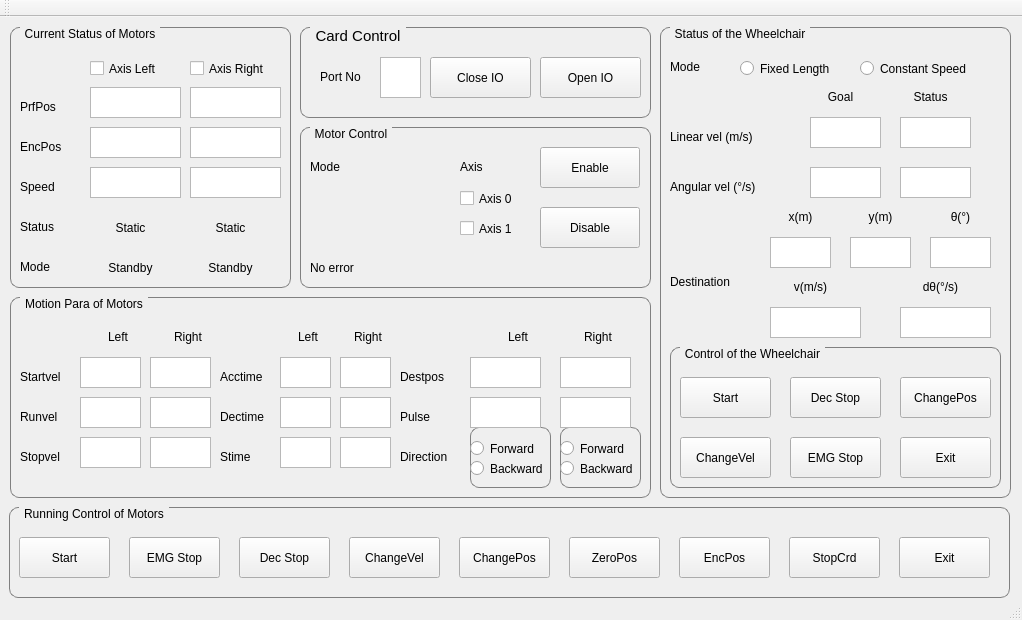
Before: the Qt Designer form mainwindow.ui in christopherouyang/wheelchair_controller, drawn with Qt 5.
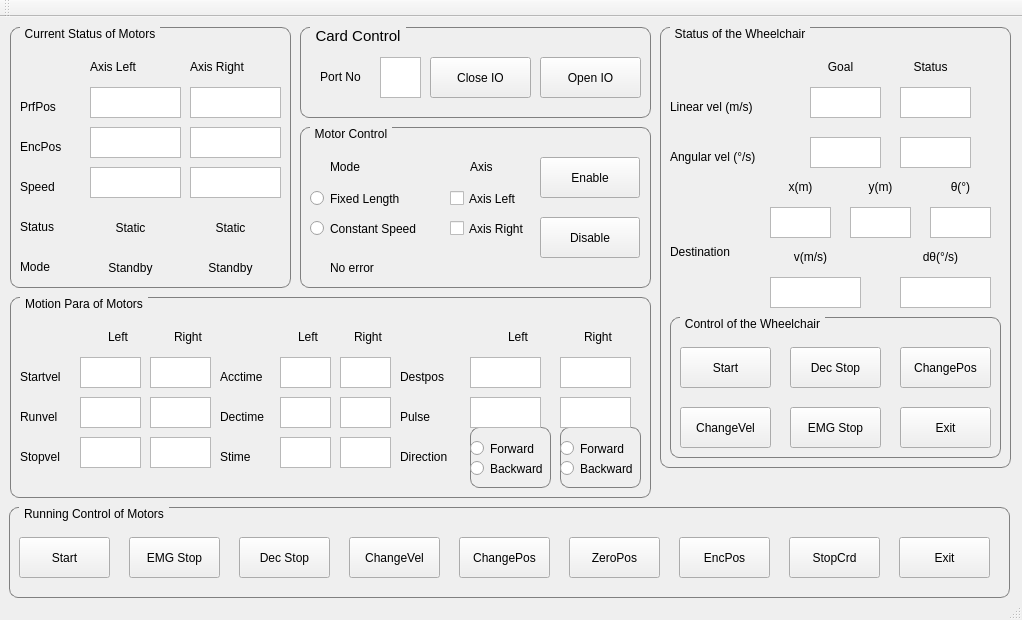
After: the same form once the commit is applied.

What changed in the file:
```diff
--- a/mainwindow.ui
+++ b/mainwindow.ui
@@ -660,19 +660,6 @@
       <bool>true</bool>
      </property>
     </widget>
-    <widget class="QCheckBox" name="checkBox_axis_r">
-     <property name="geometry">
-      <rect>
-       <x>180</x>
-       <y>30</y>
-       <width>92</width>
-       <height>23</height>
-      </rect>
-     </property>
-     <property name="text">
-      <string>Axis Right</string>
-     </property>
-    </widget>
     <widget class="QLabel" name="label">
      <property name="geometry">
       <rect>
@@ -751,19 +738,6 @@
       <bool>true</bool>
      </property>
     </widget>
-    <widget class="QCheckBox" name="checkBox_axis_l">
-     <property name="geometry">
-      <rect>
-       <x>80</x>
-       <y>30</y>
-       <width>92</width>
-       <height>23</height>
-      </rect>
-     </property>
-     <property name="text">
-      <string>Axis Left</string>
-     </property>
-    </widget>
     <widget class="QLabel" name="label_status">
      <property name="geometry">
       <rect>
@@ -866,6 +840,32 @@
       <bool>false</bool>
      </property>
     </widget>
+    <widget class="QLabel" name="label_16">
+     <property name="geometry">
+      <rect>
+       <x>80</x>
+       <y>30</y>
+       <width>76</width>
+       <height>19</height>
+      </rect>
+     </property>
+     <property name="text">
+      <string>Axis Left</string>
+     </property>
+    </widget>
+    <widget class="QLabel" name="label_17">
+     <property name="geometry">
+      <rect>
+       <x>180</x>
+       <y>30</y>
+       <width>76</width>
+       <height>19</height>
+      </rect>
+     </property>
+     <property name="text">
+      <string>Axis Right</string>
+     </property>
+    </widget>
    </widget>
    <widget class="QGroupBox" name="groupBox_3">
     <property name="geometry">
@@ -892,23 +892,10 @@
     <property name="title">
      <string>Motor Control</string>
     </property>
-    <widget class="QLabel" name="label_16">
-     <property name="geometry">
-      <rect>
-       <x>10</x>
-       <y>30</y>
-       <width>41</width>
-       <height>19</height>
-      </rect>
-     </property>
-     <property name="text">
-      <string>Mode</string>
-     </property>
-    </widget>
     <widget class="QLabel" name="label_error">
      <property name="geometry">
       <rect>
-       <x>10</x>
+       <x>30</x>
        <y>130</y>
        <width>271</width>
        <height>21</height>
@@ -921,36 +908,36 @@
       <bool>false</bool>
      </property>
     </widget>
-    <widget class="QCheckBox" name="checkBox_axis_1">
+    <widget class="QCheckBox" name="checkBox_axis_r">
      <property name="geometry">
       <rect>
-       <x>160</x>
+       <x>150</x>
        <y>90</y>
-       <width>71</width>
+       <width>101</width>
        <height>23</height>
       </rect>
      </property>
      <property name="text">
-      <string>Axis 1</string>
+      <string>Axis Right</string>
      </property>
     </widget>
-    <widget class="QCheckBox" name="checkBox_axis_0">
+    <widget class="QCheckBox" name="checkBox_axis_l">
      <property name="geometry">
       <rect>
-       <x>160</x>
+       <x>150</x>
        <y>60</y>
-       <width>71</width>
+       <width>91</width>
        <height>23</height>
       </rect>
      </property>
      <property name="text">
-      <string>Axis 0</string>
+      <string>Axis Left</string>
      </property>
     </widget>
     <widget class="QLabel" name="label_33">
      <property name="geometry">
       <rect>
-       <x>160</x>
+       <x>170</x>
        <y>30</y>
        <width>41</width>
        <height>19</height>
@@ -964,7 +951,7 @@
      <property name="geometry">
       <rect>
        <x>240</x>
-       <y>20</y>
+       <y>30</y>
        <width>100</width>
        <height>41</height>
       </rect>
@@ -977,7 +964,7 @@
      <property name="geometry">
       <rect>
        <x>240</x>
-       <y>80</y>
+       <y>90</y>
        <width>100</width>
        <height>41</height>
       </rect>
@@ -986,6 +973,45 @@
       <string>Disable</string>
      </property>
     </widget>
+    <widget class="QLabel" name="label_26">
+     <property name="geometry">
+      <rect>
+       <x>30</x>
+       <y>30</y>
+       <width>41</width>
+       <height>19</height>
+      </rect>
+     </property>
+     <property name="text">
+      <string>Mode</string>
+     </property>
+    </widget>
+    <widget class="QRadioButton" name="radioButton_fl">
+     <property name="geometry">
+      <rect>
+       <x>10</x>
+       <y>60</y>
+       <width>112</width>
+       <height>23</height>
+      </rect>
+     </property>
+     <property name="text">
+      <string>Fixed Length</string>
+     </property>
+    </widget>
+    <widget class="QRadioButton" name="radioButton_cs">
+     <property name="geometry">
+      <rect>
+       <x>10</x>
+       <y>90</y>
+       <width>131</width>
+       <height>23</height>
+      </rect>
+     </property>
+     <property name="text">
+      <string>Constant Speed</string>
+     </property>
+    </widget>
    </widget>
    <widget class="QGroupBox" name="groupBox_4">
     <property name="geometry">
@@ -1137,7 +1163,7 @@
       <x>660</x>
       <y>10</y>
       <width>351</width>
-      <height>471</height>
+      <height>441</height>
      </rect>
     </property>
     <property name="styleSheet">
@@ -1160,7 +1186,7 @@
      <property name="geometry">
       <rect>
        <x>150</x>
-       <y>90</y>
+       <y>60</y>
        <width>71</width>
        <height>31</height>
       </rect>
@@ -1173,7 +1199,7 @@
      <property name="geometry">
       <rect>
        <x>150</x>
-       <y>140</y>
+       <y>110</y>
        <width>71</width>
        <height>31</height>
       </rect>
@@ -1186,7 +1212,7 @@
      <property name="geometry">
       <rect>
        <x>10</x>
-       <y>100</y>
+       <y>70</y>
        <width>111</width>
        <height>19</height>
       </rect>
@@ -1199,7 +1225,7 @@
      <property name="geometry">
       <rect>
        <x>10</x>
-       <y>150</y>
+       <y>120</y>
        <width>131</width>
        <height>19</height>
       </rect>
@@ -1212,7 +1238,7 @@
      <property name="geometry">
       <rect>
        <x>240</x>
-       <y>90</y>
+       <y>60</y>
        <width>71</width>
        <height>31</height>
       </rect>
@@ -1225,7 +1251,7 @@
      <property name="geometry">
       <rect>
        <x>240</x>
-       <y>140</y>
+       <y>110</y>
        <width>71</width>
        <height>31</height>
       </rect>
@@ -1238,7 +1264,7 @@
      <property name="geometry">
       <rect>
        <x>150</x>
-       <y>60</y>
+       <y>30</y>
        <width>61</width>
        <height>19</height>
       </rect>
@@ -1254,7 +1280,7 @@
      <property name="geometry">
       <rect>
        <x>240</x>
-       <y>60</y>
+       <y>30</y>
        <width>61</width>
        <height>19</height>
       </rect>
@@ -1270,7 +1296,7 @@
      <property name="geometry">
       <rect>
        <x>270</x>
-       <y>210</y>
+       <y>180</y>
        <width>61</width>
        <height>31</height>
       </rect>
@@ -1283,7 +1309,7 @@
      <property name="geometry">
       <rect>
        <x>110</x>
-       <y>210</y>
+       <y>180</y>
        <width>61</width>
        <height>31</height>
       </rect>
@@ -1296,7 +1322,7 @@
      <property name="geometry">
       <rect>
        <x>190</x>
-       <y>210</y>
+       <y>180</y>
        <width>61</width>
        <height>31</height>
       </rect>
@@ -1309,7 +1335,7 @@
      <property name="geometry">
       <rect>
        <x>10</x>
-       <y>240</y>
+       <y>210</y>
        <width>81</width>
        <height>30</height>
       </rect>
@@ -1321,50 +1347,11 @@
       <set>Qt::AlignLeading|Qt::AlignLeft|Qt::AlignVCenter</set>
      </property>
     </widget>
-    <widget class="QRadioButton" name="radioButton_fl">
-     <property name="geometry">
-      <rect>
-       <x>80</x>
-       <y>30</y>
-       <width>112</width>
-       <height>23</height>
-      </rect>
-     </property>
-     <property name="text">
-      <string>Fixed Length</string>
-     </property>
-    </widget>
-    <widget class="QLabel" name="label_26">
-     <property name="geometry">
-      <rect>
-       <x>10</x>
-       <y>30</y>
-       <width>41</width>
-       <height>19</height>
-      </rect>
-     </property>
-     <property name="text">
-      <string>Mode</string>
-     </property>
-    </widget>
-    <widget class="QRadioButton" name="radioButton_cs">
-     <property name="geometry">
-      <rect>
-       <x>200</x>
-       <y>30</y>
-       <width>131</width>
-       <height>23</height>
-      </rect>
-     </property>
-     <property name="text">
-      <string>Constant Speed</string>
-     </property>
-    </widget>
     <widget class="QLabel" name="label_39">
      <property name="geometry">
       <rect>
        <x>110</x>
-       <y>180</y>
+       <y>150</y>
        <width>61</width>
        <height>19</height>
       </rect>
@@ -1380,7 +1367,7 @@
      <property name="geometry">
       <rect>
        <x>190</x>
-       <y>180</y>
+       <y>150</y>
        <width>61</width>
        <height>19</height>
       </rect>
@@ -1396,7 +1383,7 @@
      <property name="geometry">
       <rect>
        <x>270</x>
-       <y>180</y>
+       <y>150</y>
        <width>61</width>
        <height>19</height>
       </rect>
@@ -1412,7 +1399,7 @@
      <property name="geometry">
       <rect>
        <x>240</x>
-       <y>280</y>
+       <y>250</y>
        <width>91</width>
        <height>31</height>
       </rect>
@@ -1425,7 +1412,7 @@
      <property name="geometry">
       <rect>
        <x>110</x>
-       <y>280</y>
+       <y>250</y>
        <width>91</width>
        <height>31</height>
       </rect>
@@ -1438,7 +1425,7 @@
      <property name="geometry">
       <rect>
        <x>250</x>
-       <y>250</y>
+       <y>220</y>
        <width>61</width>
        <height>19</height>
       </rect>
@@ -1454,7 +1441,7 @@
      <property name="geometry">
       <rect>
        <x>120</x>
-       <y>250</y>
+       <y>220</y>
        <width>61</width>
        <height>19</height>
       </rect>
@@ -1470,7 +1457,7 @@
      <property name="geometry">
       <rect>
        <x>10</x>
-       <y>320</y>
+       <y>290</y>
        <width>331</width>
        <height>141</height>
       </rect>
```
Left out of the diff: 3 changed lines with no effect on the pictures.
